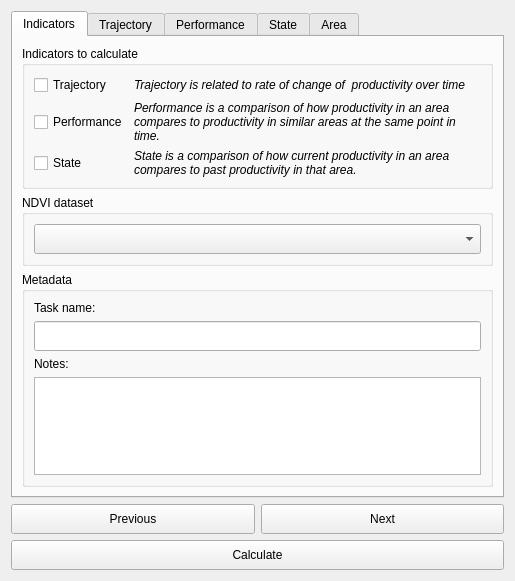
First picture: the form in LDMP/gui/DlgCalculateProd.ui, repository ConservationInternational/trends.earth, before the edit.
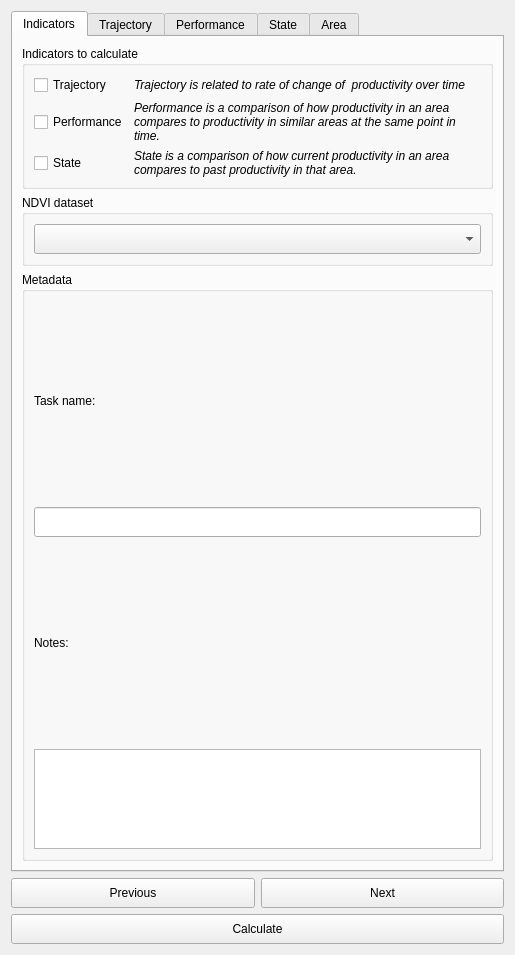
Second picture: the form after the edit.

What changed in the file:
```diff
--- a/LDMP/gui/DlgCalculateProd.ui
+++ b/LDMP/gui/DlgCalculateProd.ui
@@ -7,7 +7,7 @@
     <x>0</x>
     <y>0</y>
     <width>515</width>
-    <height>581</height>
+    <height>955</height>
    </rect>
   </property>
   <property name="sizePolicy">
```
Left out of the diff: 16 changed lines with no effect on the pictures.
